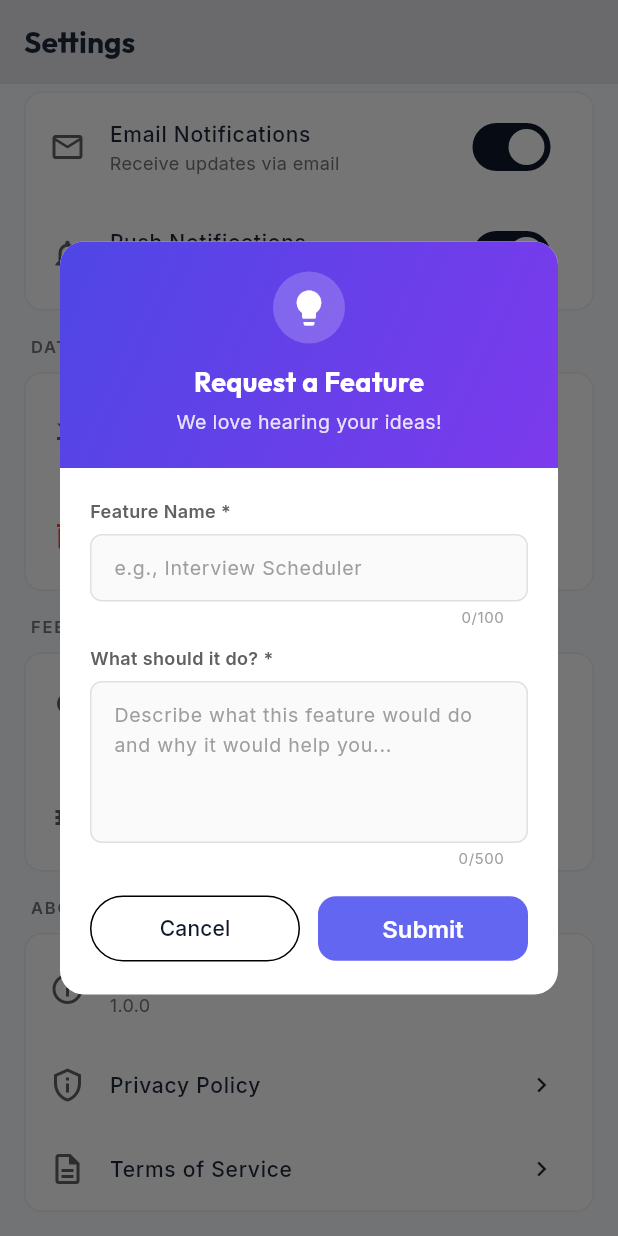
After one commit to Thariq16/Job-Tracker, a Flutter app: the SettingsScreen screen opened by its route, scrolled down 266 dp, after a tap on "Request New Feature", on a phone screen of 412 x 824 dp. The commit adds this screen. Run offline on Flutter 3.47's test engine with Material 3 defaults, Android fonts, the phone set to English and light mode, and no system bars; our stand-ins replace cloud_firestore, file_picker, firebase_auth, firebase_core, firebase_storage, flutter_riverpod and 3 more; accounts and stored records are empty; statements that could not run were skipped.

Commit message:
feat: add upcoming features screen, settings screen, and feature request dialog

```diff
--- /dev/null
+++ b/lib/features/settings/feature_request_dialog.dart
@@ -0,0 +1,267 @@
+/// Feature Request Dialog
+///
+/// Allows users to submit feature requests.
+
+import 'package:flutter/material.dart';
+import 'package:google_fonts/google_fonts.dart';
+import 'package:cloud_firestore/cloud_firestore.dart';
+import 'package:firebase_auth/firebase_auth.dart';
+
+/// Shows a dialog for users to submit feature requests
+Future<bool> showFeatureRequestDialog(BuildContext context) async {
+  final result = await showDialog<bool>(
+    context: context,
+    builder: (context) => const _FeatureRequestDialog(),
+  );
+  return result ?? false;
+}
+
+class _FeatureRequestDialog extends StatefulWidget {
+  const _FeatureRequestDialog();
+
+  @override
+  State<_FeatureRequestDialog> createState() => _FeatureRequestDialogState();
+}
+
+class _FeatureRequestDialogState extends State<_FeatureRequestDialog> {
+  final _nameController = TextEditingController();
+  final _descriptionController = TextEditingController();
+  bool _isSubmitting = false;
+
+  @override
+  void dispose() {
+    _nameController.dispose();
+    _descriptionController.dispose();
+    super.dispose();
+  }
+
+  @override
+  Widget build(BuildContext context) {
+    final isDark = Theme.of(context).brightness == Brightness.dark;
+
+    return AlertDialog(
+      shape: RoundedRectangleBorder(borderRadius: BorderRadius.circular(16)),
+      contentPadding: EdgeInsets.zero,
+      content: Container(
+        width: 360,
+        decoration: BoxDecoration(
+          borderRadius: BorderRadius.circular(16),
+        ),
+        child: Column(
+          mainAxisSize: MainAxisSize.min,
+          children: [
+            // Header
+            Container(
+              width: double.infinity,
+              padding: const EdgeInsets.all(20),
+              decoration: BoxDecoration(
+                gradient: LinearGradient(
+                  colors: isDark
+                      ? [const Color(0xFF6366F1), const Color(0xFF8B5CF6)]
+                      : [const Color(0xFF4F46E5), const Color(0xFF7C3AED)],
+                  begin: Alignment.topLeft,
+                  end: Alignment.bottomRight,
+                ),
+                borderRadius: const BorderRadius.vertical(top: Radius.circular(16)),
+              ),
+              child: Column(
+                children: [
+                  Container(
+                    padding: const EdgeInsets.all(10),
+                    decoration: BoxDecoration(
+                      color: Colors.white.withValues(alpha: 0.2),
+                      shape: BoxShape.circle,
+                    ),
+                    child: const Icon(Icons.lightbulb, color: Colors.white, size: 28),
+                  ),
+                  const SizedBox(height: 12),
+                  Text(
+                    'Request a Feature',
+                    style: GoogleFonts.outfit(
+                      fontSize: 18,
+                      fontWeight: FontWeight.bold,
+                      color: Colors.white,
+                    ),
+                  ),
+                  const SizedBox(height: 4),
+                  Text(
+                    'We love hearing your ideas!',
+                    style: GoogleFonts.inter(
+                      fontSize: 13,
+                      color: Colors.white.withValues(alpha: 0.85),
+                    ),
+                  ),
+                ],
+              ),
+            ),
+
+            // Form
+            Padding(
+              padding: const EdgeInsets.all(20),
+              child: Column(
+                crossAxisAlignment: CrossAxisAlignment.start,
+                children: [
+                  // Feature Name
+                  _buildLabel('Feature Name *', isDark),
+                  const SizedBox(height: 6),
+                  TextFormField(
+                    controller: _nameController,
+                    decoration: _inputDecoration(isDark, hint: 'e.g., Interview Scheduler'),
+                    style: GoogleFonts.inter(fontSize: 14),
+                    textCapitalization: TextCapitalization.words,
+                    maxLength: 100,
+                  ),
+                  const SizedBox(height: 12),
+
+                  // Description
+                  _buildLabel('What should it do? *', isDark),
+                  const SizedBox(height: 6),
+                  TextFormField(
+                    controller: _descriptionController,
+                    decoration: _inputDecoration(
+                      isDark,
+                      hint: 'Describe what this feature would do and why it would help you...',
+                    ),
+                    style: GoogleFonts.inter(fontSize: 14),
+                    maxLines: 4,
+                    maxLength: 500,
+                  ),
+                  const SizedBox(height: 16),
+
+                  // Buttons
+                  Row(
+                    children: [
+                      Expanded(
+                        child: OutlinedButton(
+                          onPressed: _isSubmitting ? null : () => Navigator.pop(context, false),
+                          style: OutlinedButton.styleFrom(
+                            padding: const EdgeInsets.symmetric(vertical: 12),
+                          ),
+                          child: const Text('Cancel'),
+                        ),
+                      ),
+                      const SizedBox(width: 12),
+                      Expanded(
+                        child: ElevatedButton(
+                          onPressed: _isSubmitting ? null : _submitRequest,
+                          style: ElevatedButton.styleFrom(
+                            backgroundColor: const Color(0xFF6366F1),
+                            foregroundColor: Colors.white,
+                            padding: const EdgeInsets.symmetric(vertical: 12),
+                          ),
+                          child: _isSubmitting
+                              ? const SizedBox(
+                                  width: 16,
+                                  height: 16,
+                                  child: CircularProgressIndicator(
+                                    strokeWidth: 2,
+                                    color: Colors.white,
+                                  ),
+                                )
+                              : const Text('Submit'),
+                        ),
+                      ),
+                    ],
+                  ),
+                ],
+              ),
+            ),
+          ],
+        ),
+      ),
+    );
+  }
+
+  Widget _buildLabel(String text, bool isDark) {
+    return Text(
+      text,
+      style: GoogleFonts.inter(
+        fontSize: 12,
+        fontWeight: FontWeight.w600,
+        color: isDark ? Colors.grey[400] : Colors.grey[700],
+      ),
+    );
+  }
+
+  InputDecoration _inputDecoration(bool isDark, {String? hint}) {
+    return InputDecoration(
+      hintText: hint,
+      hintStyle: GoogleFonts.inter(fontSize: 13, color: Colors.grey),
+      isDense: true,
+      contentPadding: const EdgeInsets.symmetric(horizontal: 12, vertical: 12),
+      filled: true,
+      fillColor: isDark ? Colors.white.withValues(alpha: 0.05) : Colors.grey[50],
+      counterStyle: GoogleFonts.inter(fontSize: 10, color: Colors.grey),
+      border: OutlineInputBorder(
+        borderRadius: BorderRadius.circular(8),
+        borderSide: BorderSide(color: isDark ? Colors.grey[700]! : Colors.grey[300]!),
+      ),
+      enabledBorder: OutlineInputBorder(
+        borderRadius: BorderRadius.circular(8),
+        borderSide: BorderSide(color: isDark ? Colors.grey[700]! : Colors.grey[300]!),
+      ),
+      focusedBorder: OutlineInputBorder(
+        borderRadius: BorderRadius.circular(8),
+        borderSide: const BorderSide(color: Color(0xFF6366F1), width: 1.5),
+      ),
+    );
+  }
+
+  Future<void> _submitRequest() async {
+    final name = _nameController.text.trim();
+    final description = _descriptionController.text.trim();
+
+    if (name.isEmpty) {
+      ScaffoldMessenger.of(context).showSnackBar(
+        const SnackBar(content: Text('Please enter a feature name'), backgroundColor: Colors.red),
+      );
+      return;
+    }
+
+    if (description.isEmpty) {
+      ScaffoldMessenger.of(context).showSnackBar(
+        const SnackBar(content: Text('Please describe what the feature should do'), backgroundColor: Colors.red),
+      );
+      return;
+    }
+
+    setState(() => _isSubmitting = true);
+
+    try {
+      final user = FirebaseAuth.instance.currentUser;
+
+      await FirebaseFirestore.instance.collection('feature_requests').add({
+        'featureName': name,
+        'description': description,
+        'userId': user?.uid,
+        'userEmail': user?.email,
+        'createdAt': FieldValue.serverTimestamp(),
+        'status': 'pending',
+      });
+
+      if (mounted) {
+        Navigator.pop(context, true);
+        ScaffoldMessenger.of(context).showSnackBar(
+          SnackBar(
+            content: Row(
+              children: [
+                const Icon(Icons.check_circle, color: Colors.white, size: 18),
+                const SizedBox(width: 8),
+                Text('Thanks! We\'ve received your feature request.', style: GoogleFonts.inter()),
+              ],
+            ),
+            backgroundColor: Colors.green,
+          ),
+        );
+      }
+    } catch (e) {
+      if (mounted) {
+        ScaffoldMessenger.of(context).showSnackBar(
+          SnackBar(content: Text('Failed to submit: $e'), backgroundColor: Colors.red),
+        );
+      }
+    } finally {
+      if (mounted) setState(() => _isSubmitting = false);
+    }
+  }
+}
--- a/lib/features/settings/settings_screen.dart
+++ b/lib/features/settings/settings_screen.dart
@@ -3,6 +3,7 @@ import 'package:google_fonts/google_fonts.dart';
 import 'package:flutter_riverpod/flutter_riverpod.dart';
 import 'package:go_router/go_router.dart';
 import 'package:job_tracker/core/theme_provider.dart';
+import 'feature_request_dialog.dart';
 
 class SettingsScreen extends ConsumerWidget {
   const SettingsScreen({super.key});
@@ -79,6 +80,25 @@ class SettingsScreen extends ConsumerWidget {
               title: 'Clear All Data',
               subtitle: 'Remove all applications',
               isDestructive: true,
+              onTap: () {},
+            ),
+          ], isDark),
+
+          const SizedBox(height: 16),
+
+          _buildSection('Feedback', [
+            _buildSettingTile(
+              context,
+              icon: Icons.lightbulb_outline,
+              title: 'Request New Feature',
+              subtitle: 'Share your ideas with us',
+              onTap: () => showFeatureRequestDialog(context),
+            ),
+            _buildSettingTile(
+              context,
+              icon: Icons.bug_report_outlined,
+              title: 'Report a Bug',
+              subtitle: 'Help us improve the app',
               onTap: () {},
             ),
           ], isDark),
```
Also changed, not shown: lib/features/upcoming/upcoming_features_screen.dart (+94 -21 lines).
